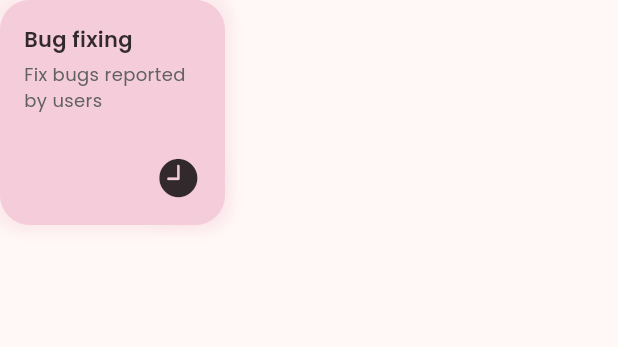
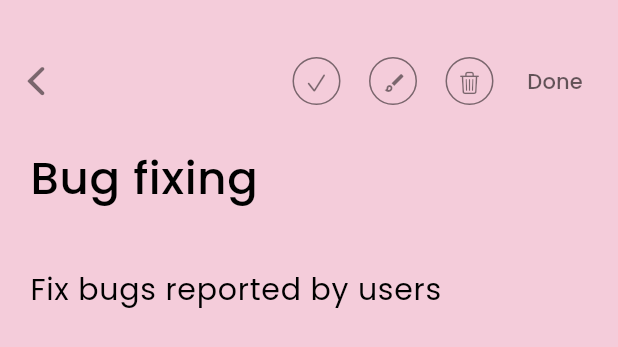
Before and after one commit to eym3n/task-keeper, a Flutter app: the TaskWidget widget shown alone on an empty page, opened directly with sample values from the repository, after a tap on "Bug fixing", on a phone screen of 412 x 824 dp. Shown: the top 347 px of the screen. Run offline on Flutter 3.47's test engine with Material 3 defaults, Android fonts, the phone set to English and light mode, and no system bars; our stand-ins replace flutter_card_swiper, flutter_colorpicker, flutter_redux, redux, sqflite, table_calendar and 1 more; missing offline and left inert: floating_navbar, mobkit_dashed_border; accounts and stored records are empty.

Commit message:
feat: task editor

```diff
--- /dev/null
+++ b/lib/pages/task_editor.dart
@@ -0,0 +1,271 @@
+import 'package:flutter/cupertino.dart';
+import 'package:flutter/material.dart';
+import 'package:flutter_colorpicker/flutter_colorpicker.dart';
+import 'package:flutter_redux/flutter_redux.dart';
+import 'package:notes_app/model/task.dart';
+import 'package:notes_app/utils/redux.dart';
+import 'package:redux/redux.dart';
+import 'package:tuple/tuple.dart';
+
+List<Color> colors = [
+  const Color(0xffacaff2),
+  const Color(0xffacefb9),
+  const Color(0xffb8deeb),
+  const Color(0xffc8f6d7),
+  const Color(0xffcaeef9),
+  const Color(0xffcbf8e8),
+  const Color(0xffccf3ed),
+  const Color(0xffd6e7b2),
+  const Color(0xffd8c4ec),
+  const Color(0xffebb0f1),
+  const Color(0xffecc3e8),
+  const Color(0xfff1bad1),
+  const Color(0xfff1bdec),
+  const Color(0xfff2c4ac),
+  const Color(0xfff4c4b6),
+  const Color(0xfff4d3d1),
+  const Color(0xfff7cfdb),
+  const Color(0xfffff2d1)
+];
+
+class TaskEditor extends StatefulWidget {
+  final Task task;
+  const TaskEditor({super.key, required this.task});
+
+  @override
+  State<TaskEditor> createState() => _TaskEditorState();
+}
+
+class _TaskEditorState extends State<TaskEditor> {
+  final TextEditingController _titleController = TextEditingController();
+  final TextEditingController _descriptionController = TextEditingController();
+
+  @override
+  void initState() {
+    super.initState();
+    _titleController.text = widget.task.title;
+    _descriptionController.text = widget.task.description;
+  }
+
+  @override
+  Widget build(BuildContext context) {
+    return Scaffold(
+      backgroundColor: widget.task.color,
+      body: StoreConnector<AppState,
+              Tuple2<void Function(String), void Function(String, Task)>>(
+          converter: (Store<AppState> store) {
+        return Tuple2(
+          (taskId) => store.dispatch(DeleteTaskAction(taskId)),
+          (taskId, updatedTask) =>
+              store.dispatch(UpdateTaskAction(taskId, updatedTask)),
+        );
+      }, builder: (context, actions) {
+        final deleteTask = actions.item1;
+        final updateTask = actions.item2;
+
+        return SingleChildScrollView(
+          child: Column(children: [
+            Padding(
+              padding: const EdgeInsets.only(top: 30, right: 10),
+              child: Row(
+                mainAxisAlignment: MainAxisAlignment.spaceBetween,
+                children: [
+                  IconButton(
+                    icon: Icon(
+                      CupertinoIcons.back,
+                      color: Colors.black.withOpacity(0.5),
+                      size: 30,
+                    ),
+                    onPressed: () {
+                      Navigator.pop(context);
+                    },
+                  ),
+                  Row(
+                    children: [
+                      Container(
+                        height: 32,
+                        decoration: BoxDecoration(
+                          color: (widget.task.completed
+                              ? Colors.black.withOpacity(0.8)
+                              : Colors.transparent),
+                          shape: BoxShape.circle,
+                          border:
+                              Border.all(color: Colors.black.withOpacity(0.5)),
+                        ),
+                        child: Center(
+                          child: IconButton(
+                            icon: Icon(
+                              CupertinoIcons.check_mark,
+                              color: (widget.task.completed
+                                  ? widget.task.color
+                                  : Colors.black.withOpacity(0.5)),
+                              size: 16,
+                            ),
+                            onPressed: () {
+                              widget.task.completed = !widget.task.completed;
+                              updateTask(widget.task.id, widget.task);
+                            },
+                          ),
+                        ),
+                      ),
+                      const SizedBox(width: 10),
+                      Container(
+                        height: 32,
+                        width: 32,
+                        decoration: BoxDecoration(
+                          shape: BoxShape.circle,
+                          border:
+                              Border.all(color: Colors.black.withOpacity(0.5)),
+                        ),
+                        child: Center(
+                          child: IconButton(
+                            icon: Icon(
+                              Icons.brush_outlined,
+                              color: Colors.black.withOpacity(0.5),
+                              size: 16,
+                            ),
+                            onPressed: () {
+                              showDialog(
+                                context: context,
+                                builder: (context) {
+                                  var pickerColor = widget.task.color;
+
+                                  void changeColor(Color color) {
+                                    setState(() {
+                                      pickerColor = color;
+                                    });
+                                  }
+
+                                  return AlertDialog(
+                                    title: const Text('Pick a color'),
+                                    content: SingleChildScrollView(
+                                      child: BlockPicker(
+                                        pickerColor: widget.task.color,
+                                        onColorChanged: changeColor,
+                                        availableColors: colors,
+                                      ),
+                                    ),
+                                    actions: <Widget>[
+                                      TextButton(
+                                        child: const Text('Done'),
+                                        onPressed: () {
+                                          setState(() {
+                                            widget.task.color = pickerColor;
+                                          });
+                                          updateTask(
+                                              widget.task.id, widget.task);
+                                          Navigator.of(context).pop();
+                                        },
+                                      ),
+                                    ],
+                                  );
+                                },
+                              );
+                            },
+                          ),
+                        ),
+                      ),
+                      const SizedBox(width: 10),
+                      Container(
+                        height: 32,
+                        decoration: BoxDecoration(
+                          color: Colors.transparent,
+                          shape: BoxShape.circle,
+                          border:
+                              Border.all(color: Colors.black.withOpacity(0.5)),
+                        ),
+                        child: Center(
+                          child: IconButton(
+                            icon: Icon(
+                              CupertinoIcons.delete,
+                              color: Colors.black.withOpacity(0.5),
+                              size: 16,
+                            ),
+                            onPressed: () {
+                              showDialog(
+                                context: context,
+                                builder: (context) {
+                                  return AlertDialog(
+                                    title: const Text('Delete Task'),
+                                    content: const Text(
+                                        'Are you sure you want to delete this task?'),
+                                    actions: <Widget>[
+                                      TextButton(
+                                        child: const Text('Cancel'),
+                                        onPressed: () {
+                                          Navigator.of(context).pop();
+                                        },
+                                      ),
+                                      TextButton(
+                                        child: const Text('Delete'),
+                                        onPressed: () {
+                                          deleteTask(widget.task.id);
+                                          Navigator.of(context).pop();
+                                          Navigator.of(context).pop();
+                                        },
+                                      ),
+                                    ],
+                                  );
+                                },
+                              );
+                            },
+                          ),
+                        ),
+                      ),
+                      TextButton(
+                          onPressed: () {
+                            Navigator.pop(context);
+                          },
+                          child: Text('Done',
+                              style: TextStyle(
+                                  color: Colors.black.withOpacity(0.6))))
+                    ],
+                  ),
+                ],
+              ),
+            ),
+            Padding(
+              padding: const EdgeInsets.only(top: 10, left: 20, right: 20),
+              child: TextField(
+                controller: _titleController,
+                onChanged: (value) {
+                  widget.task.title = value;
+                  updateTask(widget.task.id, widget.task);
+                },
+                maxLines: null,
+                decoration: InputDecoration(
+                  hintText: 'title',
+                  border: InputBorder.none,
+                  hintStyle: TextStyle(color: Colors.grey.shade700),
+                ),
+                style: const TextStyle(
+                    fontSize: 30,
+                    color: Colors.black,
+                    fontWeight: FontWeight.w500),
+              ),
+            ),
+            Padding(
+              padding: const EdgeInsets.only(top: 20, left: 20, right: 20),
+              child: TextField(
+                controller: _descriptionController,
+                onChanged: (value) {
+                  widget.task.description = value;
+                  updateTask(widget.task.id, widget.task);
+                },
+                maxLines: null,
+                decoration: InputDecoration(
+                  hintText: 'desription',
+                  border: InputBorder.none,
+                  hintStyle: TextStyle(
+                      color: Colors.grey.shade700.withOpacity(0.5),
+                      fontWeight: FontWeight.w400),
+                ),
+                style: const TextStyle(fontSize: 20, color: Colors.black),
+              ),
+            ),
+          ]),
+        );
+      }),
+    );
+  }
+}
--- a/lib/widget/task_widget.dart
+++ b/lib/widget/task_widget.dart
@@ -2,6 +2,7 @@ import 'package:flutter/cupertino.dart';
 import 'package:flutter/material.dart';
 import 'package:flutter_redux/flutter_redux.dart';
 import 'package:notes_app/model/task.dart';
+import 'package:notes_app/pages/task_editor.dart';
 import 'package:notes_app/utils/redux.dart';
 import 'package:redux/redux.dart';
 import 'package:tuple/tuple.dart';
@@ -148,7 +149,13 @@ class _TaskWidgetState extends State<TaskWidget> {
               ),
             );
           },
-          onTap: () {},
+          onTap: () {
+            Navigator.push(context, MaterialPageRoute(builder: (context) {
+              return TaskEditor(
+                task: widget.task,
+              );
+            }));
+          },
           child: Container(
               decoration: BoxDecoration(
                 color: widget.task.color,
--- a/pubspec.yaml
+++ b/pubspec.yaml
@@ -47,6 +47,7 @@ dependencies:
   flutter_redux: ^0.10.0
   modal_bottom_sheet: ^3.0.0
   tuple: ^2.0.2
+  flutter_colorpicker: ^1.1.0
 
 dev_dependencies:
   flutter_test:
```
Also changed, not shown: assets/images/color_wheel.png (added), pubspec.lock.
